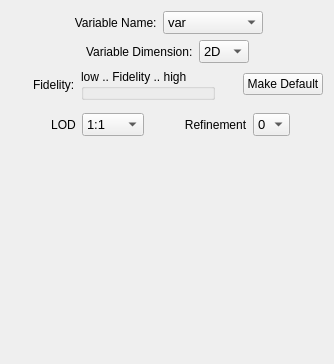
The window that apps/vaporgui/guis/ui/contourBasics.ui (yyr/vapor) describes before a commit, drawn with Qt 5.
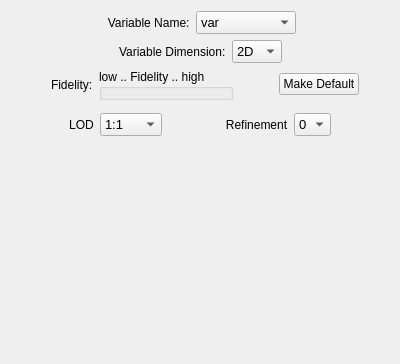
The same window after the commit.

Patch:
```diff
--- a/apps/vaporgui/guis/ui/contourBasics.ui
+++ b/apps/vaporgui/guis/ui/contourBasics.ui
@@ -6,10 +6,16 @@
    <rect>
     <x>0</x>
     <y>0</y>
-    <width>334</width>
+    <width>400</width>
     <height>364</height>
    </rect>
   </property>
+  <property name="maximumSize">
+   <size>
+    <width>400</width>
+    <height>16777215</height>
+   </size>
+  </property>
   <property name="windowTitle">
    <string>Form</string>
   </property>
```
